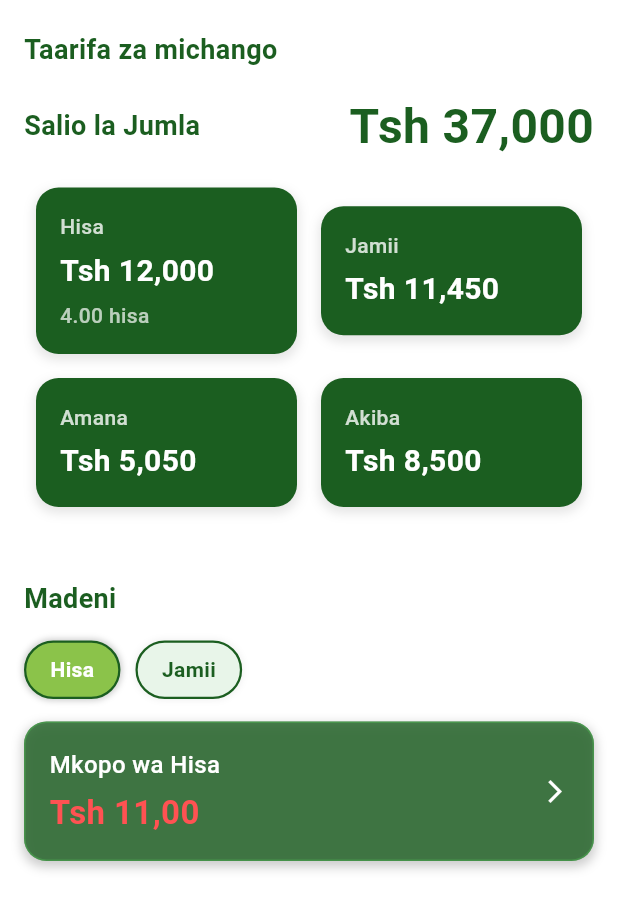
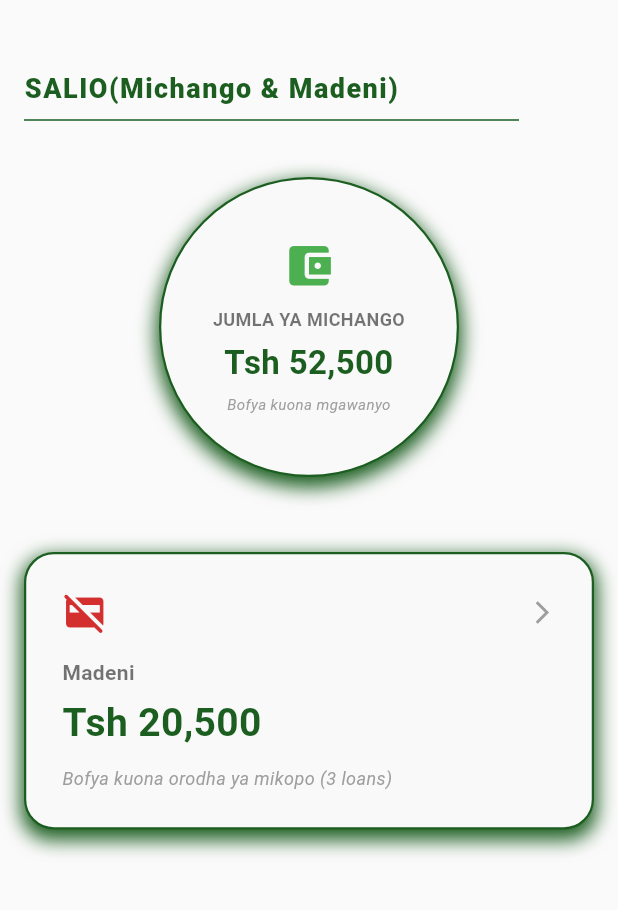
Before and after one commit to Exodus-OdooCustom/inuka_app, a Flutter app: the HomeScreen screen opened by its route, on a phone screen of 412 x 824 dp. Shown: the top 910 px of the screen. Run offline on Flutter 3.47's test engine with Material 3 defaults, Android fonts, the phone set to English and light mode, and no system bars.

Commit message:
feat:some ui modifications

```diff
--- a/lib/screens/home_screen.dart
+++ b/lib/screens/home_screen.dart
@@ -1,33 +1,39 @@
 import 'package:flutter/material.dart';
-// import 'contributions_screen.dart';
 
 class HomeScreen extends StatefulWidget {
   const HomeScreen({super.key});
 
   @override
+  // ignore: library_private_types_in_public_api
   _HomeScreenState createState() => _HomeScreenState();
 }
 
 class _HomeScreenState extends State<HomeScreen> {
   static const Color _primaryGreen = Color(0xFF1B5E20);
   static const Color _mediumGreen = Color(0xFF4CAF50);
-  static const Color _vibrantGreen = Color(0xFF8BC34A);
-  static const Color _lightGreen = Color(0xFFE8F5E9);
   static const Color _whiteText = Colors.white;
+  static const Color _dangerRed = Color(0xFFD32F2F);
+  static const Color _cardBackground = Color(0xFFF9F9F9);
 
   static const int hisaValue = 3000;
+  final List<Map<String, dynamic>> accountAssets = const [
+    {'name': 'Hisa', 'amount': 12000, 'icon': Icons.trending_up},
+    {'name': 'Jamii', 'amount': 11450, 'icon': Icons.people},
+    {'name': 'Amana', 'amount': 5050, 'icon': Icons.savings},
+    {'name': 'Akiba', 'amount': 8500, 'icon': Icons.lock_clock},
+    {'name': 'Bima', 'amount': 3000, 'icon': Icons.security},
+    {'name': 'YYYY', 'amount': 1500, 'icon': Icons.house},
+    {'name': 'YYYY', 'amount': 7000, 'icon': Icons.directions_car},
+    {'name': 'YYYY', 'amount': 4000, 'icon': Icons.beach_access},
+  ];
+  final List<Map<String, dynamic>> accountDebts = const [
+    {'name': 'Mkopo Hisa', 'amount': 11000, 'icon': Icons.money_off_csred_rounded},
+    {'name': 'Mkopo Jamii', 'amount': 8000, 'icon': Icons.group_off},
+    {'name': 'Mkopo Mkuu', 'amount': 1500, 'icon': Icons.gavel},
+  ];
 
-  String _selectedDebtType = 'Hisa';
-
-  final Map<String, dynamic> _financialData = {
-    'salio_total': 37000,
-    'hisa_amount': 12000,
-    'jamii_amount': 11450,
-    'amana_amount': 5050,
-    'akiba_amount': 8500,
-    'madeni_hisa_amount': '11,00',
-    'madeni_jamii_amount': '8,000',
-  };
+  int get _totalAssets => accountAssets.fold(0, (sum, item) => sum + (item['amount'] as int));
+  int get _totalDebts => accountDebts.fold(0, (sum, item) => sum + (item['amount'] as int));
 
   String _calculateHisaUnits(int amount) {
     if (amount <= 0) return '0.00 hisa';
@@ -35,163 +41,239 @@ class _HomeScreenState extends State<HomeScreen> {
     return '${units.toStringAsFixed(2)} hisa';
   }
 
-  Widget _buildAccountCard({
-    required String title,
-    required dynamic amount,
-    required Color backgroundColor,
-    required Color textColor,
-    String? subText,
-    VoidCallback? onTap,
-  }) {
-    String formattedAmount = amount is int
-        ? amount.toString().replaceAllMapped(
+  String _formatCurrency(dynamic amount) {
+    final int value = amount is int ? amount : int.tryParse(amount.toString().replaceAll(',', '')) ?? 0;
+
+    return 'Tsh ${value.toString().replaceAllMapped(
       RegExp(r'(\d{1,3})(?=(\d{3})+(?!\d))'),
       (Match m) => '${m[1]},',
-          )
-        : amount;
+    )}';
+  }
+  Widget _buildContributionItem({
+    required String name,
+    required int amount,
+    required IconData icon,
+    required Color color,
+  }) {
+    String subText = name == 'Hisa' ? _calculateHisaUnits(amount) : '';
 
-    if (title == 'Hisa' && amount is int) {
-      subText = _calculateHisaUnits(amount);
+    return Padding(
+      padding: const EdgeInsets.symmetric(vertical: 10.0),
+      child: Row(
+        mainAxisAlignment: MainAxisAlignment.spaceBetween,
+        children: [
+          Row(
+            children: [
+              Icon(icon, color: color.withValues(), size: 24),
+              const SizedBox(width: 15),
+              Column(
+                crossAxisAlignment: CrossAxisAlignment.start,
+                children: [
+                  Text(
+                    name,
+                    style: const TextStyle(
+                      fontSize: 16,
+                      color: Colors.black87,
+                      fontWeight: FontWeight.w600,
+                    ),
+                  ),
+                  if (subText.isNotEmpty)
+                    Text(
+                      subText,
+                      style: TextStyle(
+                        fontSize: 12,
+                        color: Colors.grey[600],
+                      ),
+                    ),
+                ],
+              ),
+            ],
+          ),
+          Text(
+            _formatCurrency(amount),
+            style: TextStyle(
+              fontSize: 16,
+              fontWeight: FontWeight.w700,
+              color: color,
+            ),
+          ),
+        ],
+      ),
+    );
   }
 
-    return Expanded(
-      child: InkWell(
-        onTap: onTap,
-        borderRadius: BorderRadius.circular(15),
+  void _showDistributionModal({
+    required String title,
+    required List<Map<String, dynamic>> items,
+    required Color headerColor,
+  }) {
+    showModalBottomSheet(
+      context: context,
+      isScrollControlled: true,
+      backgroundColor: Colors.transparent,
+      builder: (BuildContext context) {
+        return Container(
+          decoration: const BoxDecoration(
+            color: _whiteText,
+            borderRadius: BorderRadius.vertical(top: Radius.circular(30)),
+          ),
+          constraints: BoxConstraints(
+            maxHeight: MediaQuery.of(context).size.height * 0.75,
+          ),
+          padding: const EdgeInsets.only(top: 10, left: 20, right: 20, bottom: 20),
+          child: Column(
+            mainAxisSize: MainAxisSize.min,
+            crossAxisAlignment: CrossAxisAlignment.start,
+            children: [
+              Center(
                 child: Container(
-          margin:
-              const EdgeInsets.symmetric(horizontal: 8.0, vertical: 8.0),
-          padding: const EdgeInsets.all(16.0),
+                  width: 40,
+                  height: 4,
+                  margin: const EdgeInsets.only(bottom: 15),
                   decoration: BoxDecoration(
-            color: backgroundColor,
-            borderRadius: BorderRadius.circular(15),
+                    color: Colors.grey[300],
+                    borderRadius: BorderRadius.circular(2),
+                  ),
+                ),
+              ),
+              Text(
+                title,
+                style: TextStyle(
+                  fontSize: 22,
+                  fontWeight: FontWeight.bold,
+                  color: headerColor,
+                ),
+              ),
+              const Divider(height: 30),
+
+              Flexible(
+                child: SingleChildScrollView(
+                  child: Column(
+                    children: items.map((item) {
+                      final String name = item['name'] as String;
+                      final int amount = item['amount'] as int;
+                      final IconData icon = item['icon'] as IconData;
+
+                      return _buildContributionItem(
+                        name: name,
+                        amount: amount,
+                        icon: icon,
+                        color: headerColor,
+                      );
+                    }).toList(),
+                  ),
+                ),
+              ),
+              const SizedBox(height: 10),
+            ],
+          ),
+        );
+      },
+    );
+  }
+
+
+  Widget _buildSummaryCard({
+    required String title,
+    required String subtitle,
+    required int amount,
+    required Color cardColor,
+    required IconData icon,
+    required Color iconColor,
+    required List<Map<String, dynamic>> distributionItems,
+    required String modalTitle,
+    bool isCircular = false,
+  }) {
+    final double circularSize = 200.0;
+    final double padding = isCircular ? 20 : 24;
+    final CrossAxisAlignment alignment = isCircular ? CrossAxisAlignment.center : CrossAxisAlignment.start;
+    final MainAxisAlignment mainAlignment = isCircular ? MainAxisAlignment.center : MainAxisAlignment.start;
+
+    Widget cardContainer = Container(
+      width: isCircular ? circularSize : double.infinity,
+      height: isCircular ? circularSize : null,
+
+      padding: EdgeInsets.all(padding),
+      decoration: BoxDecoration(
+        color: _cardBackground,
+        borderRadius: isCircular ? null : BorderRadius.circular(20),
+        shape: isCircular ? BoxShape.circle : BoxShape.rectangle,
+        border: Border.all(color: cardColor.withValues(), width: 1.5),
         boxShadow: [
           BoxShadow(
-                color: Colors.black.withOpacity(0.1),
-                spreadRadius: 1,
-                blurRadius: 5,
-                offset: const Offset(0, 3),
+            color: cardColor.withValues(),
+            spreadRadius: 2,
+            blurRadius: 10,
+            offset: const Offset(0, 5),
           ),
         ],
       ),
       child: Column(
-            crossAxisAlignment: CrossAxisAlignment.start,
+        crossAxisAlignment: alignment,
+        mainAxisAlignment: mainAlignment,
         children: [
+          Row(
+            mainAxisAlignment: isCircular ? MainAxisAlignment.center : MainAxisAlignment.spaceBetween,
+            children: [
+              Icon(
+                icon,
+                color: iconColor,
+                size: isCircular ? 35 : 30,
+              ),
+              if (!isCircular)
+                const Icon(
+                  Icons.arrow_forward_ios,
+                  color: Colors.grey,
+                  size: 18,
+                ),
+            ],
+          ),
+          SizedBox(height: isCircular ? 10 : 15),
           Text(
             title,
+            textAlign: isCircular ? TextAlign.center : TextAlign.start,
             style: TextStyle(
-                  fontSize: 14,
-                  fontWeight: FontWeight.w500,
-                  color: textColor.withOpacity(0.8),
+              fontSize: isCircular ? 12 : 14,
+              fontWeight: FontWeight.w600,
+              color: Colors.black54,
             ),
           ),
           const SizedBox(height: 5),
           Text(
-                'Tsh $formattedAmount',
+            _formatCurrency(amount),
+            textAlign: isCircular ? TextAlign.center : TextAlign.start,
             style: TextStyle(
-                  fontSize: 20,
+              fontSize: isCircular ? 22 : 26,
               fontWeight: FontWeight.bold,
-                  color: textColor,
+              color: cardColor,
             ),
           ),
-              if (subText != null) ...[
-                const SizedBox(height: 5),
+          SizedBox(height: isCircular ? 5 : 10),
           Text(
-                  subText,
+            subtitle,
+            textAlign: isCircular ? TextAlign.center : TextAlign.start,
             style: TextStyle(
-                    fontSize: 14,
-                    fontWeight: FontWeight.w500,
-                    color: textColor.withOpacity(0.7),
+              fontSize: isCircular ? 10 : 12,
+              color: Colors.grey,
+              fontStyle: FontStyle.italic,
             ),
-                ),
-              ]
-            ],
-          ),
-        ),
-      ),
-    );
-  }
-
-  Widget _buildDebtToggle(String label, String debtType) {
-    final bool isSelected = _selectedDebtType == debtType;
-    return GestureDetector(
-      onTap: () {
-        setState(() {
-          _selectedDebtType = debtType;
-        });
-      },
-      child: Container(
-        padding:
-            const EdgeInsets.symmetric(horizontal: 16, vertical: 8),
-        margin: const EdgeInsets.only(right: 10),
-        decoration: BoxDecoration(
-          color: isSelected ? _vibrantGreen : _lightGreen,
-          borderRadius: BorderRadius.circular(20),
-          border: Border.all(color: _primaryGreen, width: 1.5),
-          boxShadow: [
-            BoxShadow(
-              color: Colors.black
-                  .withOpacity(isSelected ? 0.2 : 0.05),
-              spreadRadius: 1,
-              blurRadius: 3,
           ),
         ],
       ),
-        child: Text(
-          label,
-          style: TextStyle(
-            color: isSelected ? _whiteText : _primaryGreen,
-            fontWeight:
-                isSelected ? FontWeight.bold : FontWeight.w600,
-            fontSize: 14,
-          ),
-        ),
-      ),
     );
-  }
 
-  Widget _buildQuickActionButton({
-    required String label,
-    required IconData icon,
-    VoidCallback? onTap,
-  }) {
-    return Expanded(
-      child: InkWell(
-        onTap: onTap,
-        borderRadius: BorderRadius.circular(15),
-        child: Column(
-          children: [
-            Container(
-              padding: const EdgeInsets.all(12),
-              decoration: BoxDecoration(
-                color: _primaryGreen,
-                borderRadius: BorderRadius.circular(15),
-                boxShadow: [
-                  BoxShadow(
-                    color: Colors.black.withOpacity(0.2),
-                    spreadRadius: 1,
-                    blurRadius: 4,
-                    offset: const Offset(0, 2),
-                  ),
-                ],
-              ),
-              child: Icon(
-                icon,
-                color: _whiteText,
-                size: 30,
-              ),
-            ),
-            const SizedBox(height: 8),
-            Text(
-              label,
-              textAlign: TextAlign.center,
-              style: const TextStyle(
-                color: _primaryGreen,
-                fontSize: 12,
-                fontWeight: FontWeight.w500,
-              ),
-            ),
-          ],
+    return Center(
+      child: GestureDetector(
+        onTap: () {
+          _showDistributionModal(
+            title: modalTitle,
+            items: distributionItems,
+            headerColor: cardColor,
+          );
+        },
+        child: Padding(
+          padding: const EdgeInsets.symmetric(vertical: 10),
+          child: cardContainer,
         ),
       ),
     );
@@ -199,221 +281,51 @@ class _HomeScreenState extends State<HomeScreen> {
 
   @override
   Widget build(BuildContext context) {
-    final String currentDebtAmount =
-        _selectedDebtType == 'Hisa'
-            ? _financialData['madeni_hisa_amount']!
-            : _financialData['madeni_jamii_amount']!;
-
-    final String currentDebtLabel =
-        _selectedDebtType == 'Hisa'
-            ? 'Mkopo wa Hisa'
-            : 'Mkopo wa Jamii';
 
     return Scaffold(
-      backgroundColor: Colors.white,
+      backgroundColor: Colors.grey[50],
       body: SingleChildScrollView(
-        padding: const EdgeInsets.symmetric(horizontal: 16.0),
+        padding: const EdgeInsets.all(16.0),
         child: Column(
           crossAxisAlignment: CrossAxisAlignment.start,
           children: [
-            const SizedBox(height: 20),
+            const SizedBox(height: 30),
 
             const Text(
-              'Taarifa za michango',
+              'SALIO(Michango & Madeni)',
               style: TextStyle(
                 color: _primaryGreen,
                 fontSize: 18,
-                fontWeight: FontWeight.bold,
+                fontWeight: FontWeight.w900,
+                letterSpacing: 1,
               ),
             ),
-            const SizedBox(height: 15),
-
-            Row(
-              mainAxisAlignment: MainAxisAlignment.spaceBetween,
-              children: [
-                const Text(
-                  'Salio la Jumla',
-                  style: TextStyle(
-                    color: _primaryGreen,
-                    fontSize: 18,
-                    fontWeight: FontWeight.bold,
-                  ),
-                ),
-                Text(
-                  'Tsh ${_financialData['salio_total'].toString().replaceAllMapped(
-                    RegExp(r'(\d{1,3})(?=(\d{3})+(?!\d))'),
-                    (Match m) => '${m[1]},',
-                  )}',
-                  style: const TextStyle(
-                    color: _primaryGreen,
-                    fontSize: 32,
-                    fontWeight: FontWeight.bold,
-                  ),
-                ),
-              ],
-            ),
-            const SizedBox(height: 10),
-
-            Column(
-              children: [
-                Row(
-                  children: [
-                    _buildAccountCard(
-                      title: 'Hisa',
-                      amount: _financialData['hisa_amount']!,
-                      backgroundColor: _primaryGreen,
-                      textColor: _whiteText,
-                      onTap: () {
-                        Navigator.pushNamed(context, '/salio_hisa');
-                      },
-                    ),
-                    _buildAccountCard(
-                      title: 'Jamii',
-                      amount: _financialData['jamii_amount']!,
-                      backgroundColor: _primaryGreen,
-                      textColor: _whiteText,
-                      onTap: () {
-                        Navigator.pushNamed(context, '/salio_details');
-                      },
-                    ),
-                  ],
-                ),
-                Row(
-                  children: [
-                    _buildAccountCard(
-                      title: 'Amana',
-                      amount: _financialData['amana_amount']!,
-                      backgroundColor: _primaryGreen,
-                      textColor: _whiteText,
-                      onTap: () {
-                        debugPrint('Amana Card Clicked');
-                      },
-                    ),
-                    _buildAccountCard(
-                      title: 'Akiba',
-                      amount: _financialData['akiba_amount']!,
-                      backgroundColor: _primaryGreen,
-                      textColor: _whiteText,
-                      onTap: () {
-                        debugPrint('Akiba Card Clicked');
-                      },
-                    ),
-                  ],
-                ),
-              ],
+            const Divider(color: _primaryGreen, thickness: 1, endIndent: 50),
+            const SizedBox(height: 20),
+            _buildSummaryCard(
+              title: 'JUMLA YA MICHANGO',
+              subtitle: 'Bofya kuona mgawanyo',
+              amount: _totalAssets,
+              cardColor: _primaryGreen,
+              icon: Icons.account_balance_wallet,
+              iconColor: _mediumGreen,
+              distributionItems: accountAssets,
+              modalTitle: 'Mgawanyo wa Michango',
+              isCircular: true,
             ),
 
-            const SizedBox(height: 40),
-
-            const Text(
-              'Madeni',
-              style: TextStyle(
-                color: _primaryGreen,
-                fontSize: 18,
-                fontWeight: FontWeight.bold,
+            const SizedBox(height: 30),
+            _buildSummaryCard(
+              title: 'Madeni',
+              subtitle: 'Bofya kuona orodha ya mikopo (${accountDebts.length} loans)',
+              amount: _totalDebts,
+              cardColor: _primaryGreen,
+              icon: Icons.credit_card_off_rounded,
+              iconColor: _dangerRed,
+              distributionItems: accountDebts,
+              modalTitle: 'Orodha ya Mikopo',
+              isCircular: false,
             ),
-            ),
-            const SizedBox(height: 15),
-
-            Row(
-              mainAxisAlignment: MainAxisAlignment.start,
-              children: [
-                _buildDebtToggle('Hisa', 'Hisa'),
-                _buildDebtToggle('Jamii', 'Jamii'),
-              ],
-            ),
-            const SizedBox(height: 15),
-
-
-            InkWell(
-              onTap: () {
-                final String targetRoute = _selectedDebtType == 'Hisa'
-                    ? '/deni_hisa'
-                    : '/deni_jamii';
-
-                Navigator.pushNamed(context, targetRoute);
-                debugPrint('Navigating to $targetRoute for $_selectedDebtType debt.');
-              },
-              borderRadius: BorderRadius.circular(15),
-              child: Container(
-                width: double.infinity,
-                padding: const EdgeInsets.all(16.0),
-                decoration: BoxDecoration(
-                  color: _primaryGreen.withOpacity(0.8),
-                  borderRadius: BorderRadius.circular(15),
-                  border: Border.all(
-                      color: _mediumGreen.withOpacity(0.5)),
-                  boxShadow: [
-                    BoxShadow(
-                      color: Colors.black.withOpacity(0.2),
-                      spreadRadius: 1,
-                      blurRadius: 5,
-                      offset: const Offset(0, 3),
-                    ),
-                  ],
-                ),
-                child: Row(
-                  mainAxisAlignment: MainAxisAlignment.spaceBetween,
-                  children: [
-                    Column(
-                      crossAxisAlignment: CrossAxisAlignment.start,
-                      children: [
-                        Text(
-                          currentDebtLabel,
-                          style: const TextStyle(
-                            fontSize: 16,
-                            fontWeight: FontWeight.w500,
-                            color: _whiteText,
-                          ),
-                        ),
-                        const SizedBox(height: 5),
-                        Text(
-                          'Tsh $currentDebtAmount',
-                          style: const TextStyle(
-                            fontSize: 22,
-                            fontWeight: FontWeight.bold,
-                            color: Colors.redAccent,
-                          ),
-                        ),
-                      ],
-                    ),
-                    const Icon(
-                      Icons.arrow_forward_ios,
-                      color: _whiteText,
-                      size: 18,
-                    ),
-                  ],
-                ),
-              ),
-            ),
-
-            const SizedBox(height: 40),
-
-            // const Text(
-            //   'Huduma za Haraka',
-            //   style: TextStyle(
-            //     color: _primaryGreen,
-            //     fontSize: 18,
-            //     fontWeight: FontWeight.bold,
-            //   ),
-            // ),
-            // const SizedBox(height: 20),
-
-            // Row(
-            //   mainAxisAlignment: MainAxisAlignment.spaceAround,
-            //   children: _quickActions.map((action) {
-            //     return _buildQuickActionButton(
-            //       label: action['label'],
-            //       icon: action['icon'],
-            //       onTap: action['routeName'] != null
-            //           ? () {
-            //               Navigator.pushNamed(
-            //                   context, action['routeName']);
-            //             }
-            //           : null,
-            //     );
-            //   }).toList(),
-            // ),
             const SizedBox(height: 30),
           ],
         ),
```
Lines whose indentation alone changed are shown as unchanged.
